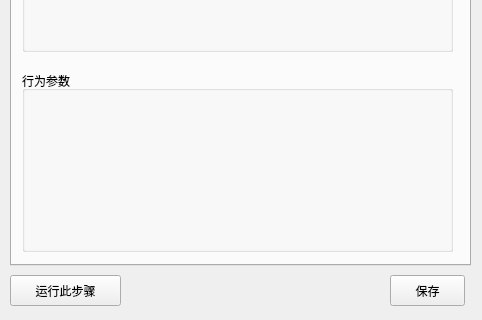
itishsy/seebot, file src/seebot/seebot/ide/step_editor.ui: the form before one commit; both pictures show x 0 to 482 and y 225 to 545 of the 482 by 545 pixel window.
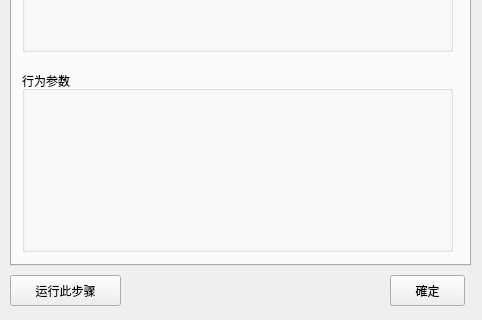
The form after the commit.

```diff
--- a/src/seebot/seebot/ide/step_editor.ui
+++ b/src/seebot/seebot/ide/step_editor.ui
@@ -328,7 +328,7 @@
     </rect>
    </property>
    <property name="text">
-    <string>保存</string>
+    <string>確定</string>
    </property>
   </widget>
   <widget class="QGroupBox" name="groupBox_3">
```
